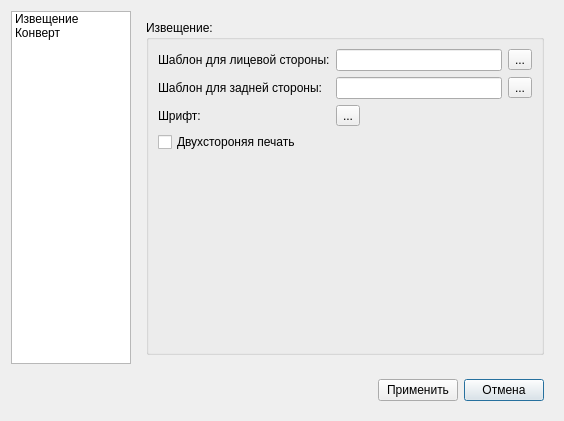
Before: the Qt Designer form dialogsetting.ui in Kansept/nePrint, drawn with Qt 5.
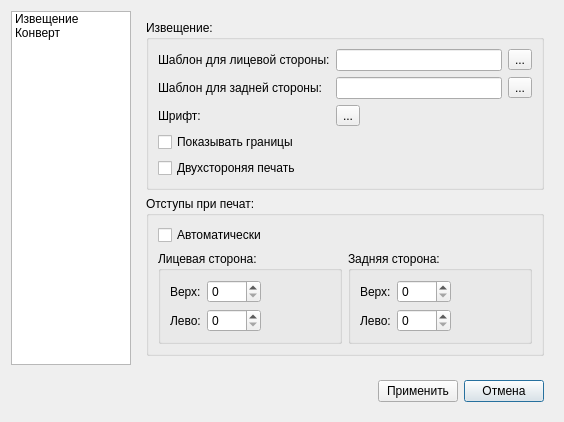
After: the same form once the commit is applied. The open tabs and pages were chosen to show the change. Icons and pictures are not drawn.

```diff
--- a/dialogsetting.ui
+++ b/dialogsetting.ui
@@ -25,24 +25,18 @@
      </property>
      <widget class="QWidget" name="page_2">
       <layout class="QGridLayout" name="gridLayout_4">
-       <item row="0" column="0">
+       <item row="1" column="0">
         <widget class="QGroupBox" name="groupBox_2">
          <property name="title">
           <string>Извещение:</string>
          </property>
          <layout class="QGridLayout" name="gridLayout_5">
-          <item row="6" column="0">
-           <spacer name="verticalSpacer">
-            <property name="orientation">
-             <enum>Qt::Vertical</enum>
+          <item row="3" column="0">
+           <widget class="QCheckBox" name="showBoundary">
+            <property name="text">
+             <string>Показывать границы</string>
             </property>
-            <property name="sizeHint" stdset="0">
-             <size>
-              <width>20</width>
-              <height>40</height>
-             </size>
-            </property>
-           </spacer>
+           </widget>
           </item>
           <item row="0" column="0">
            <widget class="QLabel" name="label">
@@ -85,7 +79,7 @@
             </property>
            </widget>
           </item>
-          <item row="3" column="0">
+          <item row="4" column="0">
            <widget class="QCheckBox" name="duplexPrintNotice">
             <property name="text">
              <string>Двухстороняя печать</string>
@@ -102,6 +96,135 @@
          </layout>
         </widget>
        </item>
+       <item row="2" column="0">
+        <widget class="QGroupBox" name="groupBox_5">
+         <property name="title">
+          <string>Отступы при печат:</string>
+         </property>
+         <layout class="QGridLayout" name="gridLayout_10">
+          <item row="1" column="1">
+           <widget class="QGroupBox" name="groupBox_4">
+            <property name="title">
+             <string>Задняя сторона:</string>
+            </property>
+            <layout class="QGridLayout" name="gridLayout_9">
+             <item row="0" column="0">
+              <widget class="QLabel" name="label_10">
+               <property name="text">
+                <string>Верх:</string>
+               </property>
+              </widget>
+             </item>
+             <item row="1" column="0">
+              <widget class="QLabel" name="label_11">
+               <property name="text">
+                <string>Лево:</string>
+               </property>
+              </widget>
+             </item>
+             <item row="1" column="1">
+              <widget class="QSpinBox" name="marginBackLeft">
+               <property name="maximum">
+                <number>1000</number>
+               </property>
+              </widget>
+             </item>
+             <item row="0" column="1">
+              <widget class="QSpinBox" name="marginBackTop">
+               <property name="maximum">
+                <number>1000</number>
+               </property>
+              </widget>
+             </item>
+             <item row="1" column="2">
+              <spacer name="horizontalSpacer_3">
+               <property name="orientation">
+                <enum>Qt::Horizontal</enum>
+               </property>
+               <property name="sizeHint" stdset="0">
+                <size>
+                 <width>40</width>
+                 <height>20</height>
+                </size>
+               </property>
+              </spacer>
+             </item>
+            </layout>
+           </widget>
+          </item>
+          <item row="1" column="0">
+           <widget class="QGroupBox" name="margin">
+            <property name="title">
+             <string>Лицевая сторона:</string>
+            </property>
+            <layout class="QGridLayout" name="gridLayout_8">
+             <item row="1" column="0">
+              <widget class="QLabel" name="label_8">
+               <property name="text">
+                <string>Верх:</string>
+               </property>
+              </widget>
+             </item>
+             <item row="2" column="0">
+              <widget class="QLabel" name="label_9">
+               <property name="text">
+                <string>Лево:</string>
+               </property>
+              </widget>
+             </item>
+             <item row="1" column="1">
+              <widget class="QSpinBox" name="marginFrontTop">
+               <property name="maximum">
+                <number>1000</number>
+               </property>
+              </widget>
+             </item>
+             <item row="2" column="1">
+              <widget class="QSpinBox" name="marginFrontLeft">
+               <property name="maximum">
+                <number>1000</number>
+               </property>
+              </widget>
+             </item>
+             <item row="2" column="2">
+              <spacer name="horizontalSpacer_2">
+               <property name="orientation">
+                <enum>Qt::Horizontal</enum>
+               </property>
+               <property name="sizeHint" stdset="0">
+                <size>
+                 <width>40</width>
+                 <height>20</height>
+                </size>
+               </property>
+              </spacer>
+             </item>
+            </layout>
+           </widget>
+          </item>
+          <item row="0" column="0">
+           <widget class="QCheckBox" name="marginAuto">
+            <property name="text">
+             <string>Автоматически</string>
+            </property>
+           </widget>
+          </item>
+         </layout>
+        </widget>
+       </item>
+       <item row="3" column="0">
+        <spacer name="verticalSpacer">
+         <property name="orientation">
+          <enum>Qt::Vertical</enum>
+         </property>
+         <property name="sizeHint" stdset="0">
+          <size>
+           <width>20</width>
+           <height>40</height>
+          </size>
+         </property>
+        </spacer>
+       </item>
       </layout>
      </widget>
      <widget class="QWidget" name="page_3">
```
Left out of the diff: 8 changed lines with no effect on the pictures.
